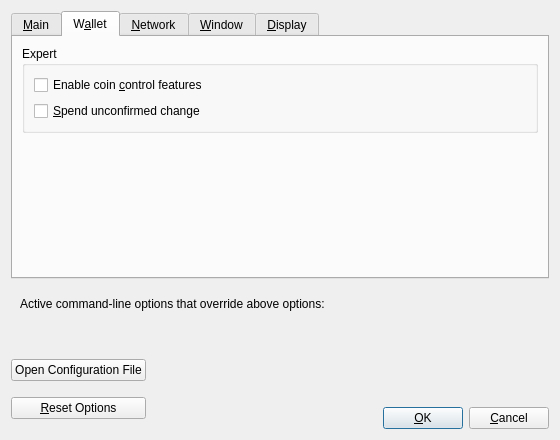
Old version of the form src/qt/forms/optionsdialog.ui in the repository hmn-dev/hostmasternode.
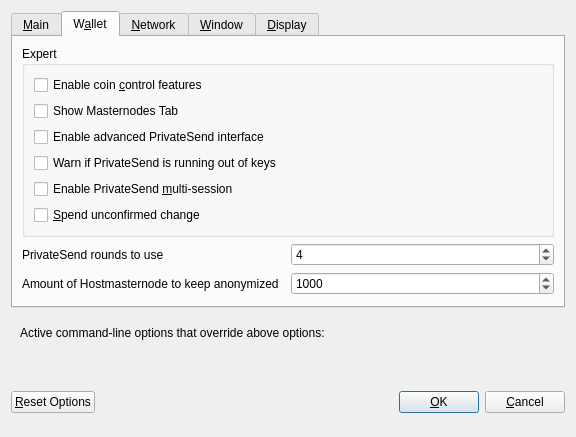
New version of the form. The open tabs and pages were chosen to show the change. Custom widgets are drawn as their Qt base class.

Commit message: Add Masternode wallet capabilities

Patch:
```diff
--- a/src/qt/forms/optionsdialog.ui
+++ b/src/qt/forms/optionsdialog.ui
@@ -6,8 +6,8 @@
    <rect>
     <x>0</x>
     <y>0</y>
-    <width>560</width>
-    <height>440</height>
+    <width>576</width>
+    <height>402</height>
    </rect>
   </property>
   <property name="windowTitle">
@@ -153,6 +153,46 @@
             </property>
            </widget>
           </item>
+          <item>
+           <widget class="QCheckBox" name="showMasternodesTab">
+            <property name="toolTip">
+             <string>Show additional tab listing all your masternodes in first sub-tab&lt;br/&gt;and all masternodes on the network in second sub-tab.</string>
+            </property>
+            <property name="text">
+             <string>Show Masternodes Tab</string>
+            </property>
+           </widget>
+          </item>
+          <item>
+           <widget class="QCheckBox" name="showAdvancedPSUI">
+            <property name="toolTip">
+             <string>Show additional information and buttons for PrivateSend on overview screen.</string>
+            </property>
+            <property name="text">
+             <string>Enable advanced PrivateSend interface</string>
+            </property>
+           </widget>
+          </item>
+          <item>
+           <widget class="QCheckBox" name="lowKeysWarning">
+            <property name="toolTip">
+             <string>Show warning dialog when PrivateSend detects that wallet has very low number of keys left.</string>
+            </property>
+            <property name="text">
+             <string>Warn if PrivateSend is running out of keys</string>
+            </property>
+           </widget>
+          </item>
+          <item>
+           <widget class="QCheckBox" name="privateSendMultiSession">
+            <property name="toolTip">
+             <string>Whether to use experimental PrivateSend mode with multiple mixing sessions per block.&lt;br/&gt;Note: You must use this feature carefully.&lt;br/&gt;Make sure you always have recent wallet (auto)backup in a safe place!</string>
+            </property>
+            <property name="text">
+             <string>Enable PrivateSend &amp;multi-session</string>
+            </property>
+           </widget>
+          </item>
           <item>
            <widget class="QCheckBox" name="spendZeroConfChange">
             <property name="toolTip">
@@ -166,6 +206,75 @@
          </layout>
         </widget>
        </item>
+       <item>
+        <layout class="QHBoxLayout" name="horizontalLayout_4_Wallet">
+         <item>
+          <widget class="QLabel" name="label">
+           <property name="toolTip">
+            <string>This setting determines the amount of individual masternodes that an input will be anonymized through.&lt;br/&gt;More rounds of anonymization gives a higher degree of privacy, but also costs more in fees.</string>
+           </property>
+           <property name="text">
+            <string>PrivateSend rounds to use</string>
+           </property>
+          </widget>
+         </item>
+         <item>
+          <widget class="QSpinBox" name="privateSendRounds">
+           <property name="minimum">
+            <number>2</number>
+           </property>
+           <property name="maximum">
+            <number>8</number>
+           </property>
+           <property name="value">
+            <number>4</number>
+           </property>
+          </widget>
+         </item>
+        </layout>
+       </item>
+       <item>
+        <layout class="QHBoxLayout" name="horizontalLayout">
+         <item>
+          <widget class="QLabel" name="label_2">
+           <property name="toolTip">
+            <string>This amount acts as a threshold to turn off PrivateSend once it's reached.</string>
+           </property>
+           <property name="statusTip">
+            <string notr="true"/>
+           </property>
+           <property name="whatsThis">
+            <string notr="true"/>
+           </property>
+           <property name="accessibleName">
+            <string notr="true"/>
+           </property>
+           <property name="accessibleDescription">
+            <string notr="true"/>
+           </property>
+           <property name="text">
+            <string>Amount of Hostmasternode to keep anonymized</string>
+           </property>
+          </widget>
+         </item>
+         <item>
+          <widget class="QSpinBox" name="privateSendAmount">
+           <property name="minimum">
+            <number>2</number>
+           </property>
+           <property name="maximum">
+            <number>2000</number>
+           </property>
+           <property name="singleStep">
+            <number>10</number>
+           </property>
+           <property name="value">
+            <number>1000</number>
+           </property>
+          </widget>
+         </item>
+        </layout>
+       </item>
        <item>
         <spacer name="verticalSpacer_Wallet">
          <property name="orientation">
@@ -692,21 +801,6 @@
    <item>
     <layout class="QHBoxLayout" name="horizontalLayout_Buttons">
      <item>
-      <layout class="QVBoxLayout" name="verticalLayout_Buttons">
-       <item>
-        <widget class="QPushButton" name="openBitcoinConfButton">
-         <property name="toolTip">
-          <string>Open the %1 configuration file from the working directory.</string>
-         </property>
-         <property name="text">
-          <string>Open Configuration File</string>
-         </property>
-         <property name="autoDefault">
-          <bool>false</bool>
-         </property>
-        </widget>
-       </item>
-       <item>
         <widget class="QPushButton" name="resetButton">
          <property name="toolTip">
           <string>Reset all client options to default.</string>
@@ -719,8 +813,6 @@
          </property>
         </widget>
        </item>
-      </layout>
-     </item>
      <item>
       <spacer name="horizontalSpacer_1">
        <property name="orientation">
@@ -773,23 +865,6 @@
       </spacer>
      </item>
      <item>
-      <layout class="QVBoxLayout" name="verticalLayout_4">
-       <item>
-        <spacer name="verticalSpacer">
-         <property name="orientation">
-          <enum>Qt::Vertical</enum>
-         </property>
-         <property name="sizeHint" stdset="0">
-          <size>
-           <width>20</width>
-           <height>40</height>
-          </size>
-         </property>
-        </spacer>
-       </item>
-       <item>
-        <layout class="QHBoxLayout" name="horizontalLayout">
-         <item>
           <widget class="QPushButton" name="okButton">
            <property name="text">
             <string>&amp;OK</string>
@@ -811,10 +886,6 @@
             <bool>false</bool>
            </property>
           </widget>
-         </item>
-        </layout>
-       </item>
-      </layout>
      </item>
     </layout>
    </item>
```
Left out of the diff: 80 changed lines with no effect on the pictures. Lines whose indentation alone changed are shown as unchanged. The commit also changes 1788 other files.
